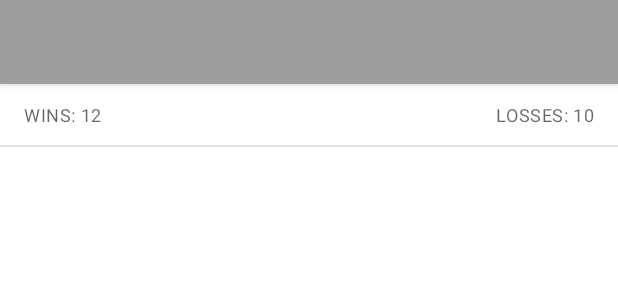
After one commit to vikramkakkar/nba-team-viewer, an Android app: the layout act_team_viewer.xml on its own in the app's theme, with its tools: preview values and no code run, on a phone screen of 412 x 824 dp. The commit adds this screen. Shown: the top 300 px of the screen. Run offline under Robolectric (Android 15) with nearby library versions, the phone set to English and light mode, and no system bars.

Commit message:
Team viewer screen
- add team viewer activity
- style changes

```diff
--- a/app/src/main/AndroidManifest.xml
+++ b/app/src/main/AndroidManifest.xml
@@ -19,5 +19,7 @@
             </intent-filter>
         </activity>
 
+        <activity android:name=".presentation.teamviewer.TeamViewerActivity" />
+
     </application>
 </manifest>
--- a/app/src/main/java/com/appeaser/nbateamviewer/di/ActivityBindingModule.kt
+++ b/app/src/main/java/com/appeaser/nbateamviewer/di/ActivityBindingModule.kt
@@ -1,6 +1,7 @@
 package com.appeaser.nbateamviewer.di
 
 import com.appeaser.nbateamviewer.presentation.teamlist.TeamListActivity
+import com.appeaser.nbateamviewer.presentation.teamviewer.TeamViewerActivity
 import dagger.Module
 import dagger.android.ContributesAndroidInjector
 
@@ -11,4 +12,8 @@ abstract class ActivityBindingModule {
     @ActivityScope
     @ContributesAndroidInjector(modules = [TeamListActivityModule::class])
     abstract fun teamListActivity(): TeamListActivity
+
+    @ActivityScope
+    @ContributesAndroidInjector(modules = [TeamViewerActivityModule::class])
+    abstract fun teamViewerActivity(): TeamViewerActivity
 }
--- a/app/src/main/java/com/appeaser/nbateamviewer/presentation/teamlist/TeamListActivity.kt
+++ b/app/src/main/java/com/appeaser/nbateamviewer/presentation/teamlist/TeamListActivity.kt
@@ -14,6 +14,7 @@ import androidx.recyclerview.widget.RecyclerView
 import com.appeaser.nbateamviewer.R
 import com.appeaser.nbateamviewer.domain.entity.SortBy
 import com.appeaser.nbateamviewer.domain.entity.Team
+import com.appeaser.nbateamviewer.presentation.teamviewer.TeamViewerActivity
 import dagger.android.AndroidInjection
 import kotlinx.android.synthetic.main.act_team_list.*
 import javax.inject.Inject
@@ -24,7 +25,7 @@ class TeamListActivity : AppCompatActivity(), TeamListContract.View {
     lateinit var presenter: TeamListContract.Presenter
 
     private val teamListAdapter = TeamListAdapter { team ->
-        // TODO: launch team viewer act
+        startActivity(TeamViewerActivity.launch(this@TeamListActivity, team.id))
     }
 
     override fun onCreate(savedInstanceState: Bundle?) {
@@ -111,6 +112,8 @@ class TeamListActivity : AppCompatActivity(), TeamListContract.View {
 
     override fun onSaveInstanceState(outState: Bundle?) {
         super.onSaveInstanceState(outState)
+
+        // preserver the sorting preference across orientation changes
         outState?.putSerializable(KEY_SORT_BY, presenter.getCurrentSortByPreference())
     }
 
--- a/app/src/main/java/com/appeaser/nbateamviewer/presentation/teamlist/TeamListPresenter.kt
+++ b/app/src/main/java/com/appeaser/nbateamviewer/presentation/teamlist/TeamListPresenter.kt
@@ -111,6 +111,6 @@ class TeamListPresenter(
     }
 
     companion object {
-        private const val TAG = "TeamListPresenter"
+        private const val TAG = "[TeamListPresenter]"
     }
 }
--- a/app/src/main/java/com/appeaser/nbateamviewer/presentation/teamviewer/TeamViewerPresenter.kt
+++ b/app/src/main/java/com/appeaser/nbateamviewer/presentation/teamviewer/TeamViewerPresenter.kt
@@ -53,6 +53,6 @@ class TeamViewerPresenter(
     }
 
     companion object {
-        private const val TAG = "TeamViewerPresenter"
+        private const val TAG = "[TeamViewerPresenter]"
     }
 }
--- /dev/null
+++ b/app/src/main/res/drawable/list_divider.xml
@@ -0,0 +1,7 @@
+<?xml version="1.0" encoding="utf-8"?>
+<shape xmlns:android="http://schemas.android.com/apk/res/android">
+    <solid android:color="@color/divider_color" />
+    <size
+        android:width="1dp"
+        android:height="1dp" />
+</shape>
--- /dev/null
+++ b/app/src/main/res/layout/act_team_viewer.xml
@@ -0,0 +1,86 @@
+<?xml version="1.0" encoding="utf-8"?>
+<androidx.constraintlayout.widget.ConstraintLayout xmlns:android="http://schemas.android.com/apk/res/android"
+    xmlns:app="http://schemas.android.com/apk/res-auto"
+    xmlns:tools="http://schemas.android.com/tools"
+    android:layout_width="match_parent"
+    android:layout_height="match_parent">
+
+    <com.google.android.material.appbar.AppBarLayout
+        android:id="@+id/app_bar_layout"
+        android:layout_width="0dp"
+        android:layout_height="wrap_content"
+        app:layout_constraintEnd_toEndOf="parent"
+        app:layout_constraintStart_toStartOf="parent"
+        app:layout_constraintTop_toTopOf="parent"
+        app:theme="@style/ThemeOverlay.MaterialComponents.Dark.ActionBar">
+
+        <androidx.appcompat.widget.Toolbar
+            android:id="@+id/toolbar"
+            android:layout_width="match_parent"
+            android:layout_height="?attr/actionBarSize"
+            android:background="?attr/colorPrimary"
+            app:popupTheme="@style/ThemeOverlay.MaterialComponents.Light" />
+
+
+    </com.google.android.material.appbar.AppBarLayout>
+
+    <TextView
+        android:id="@+id/tv_wins"
+        android:layout_width="wrap_content"
+        android:layout_height="wrap_content"
+        android:paddingStart="@dimen/team_viewer_wins_losses_padding_start_end"
+        android:paddingLeft="@dimen/team_viewer_wins_losses_padding_start_end"
+        android:paddingTop="@dimen/team_viewer_wins_losses_padding_top_bottom"
+        android:paddingEnd="@dimen/team_viewer_wins_losses_padding_start_end"
+        android:paddingRight="@dimen/team_viewer_wins_losses_padding_start_end"
+        android:paddingBottom="@dimen/team_viewer_wins_losses_padding_top_bottom"
+        android:textAppearance="?attr/textAppearanceCaption"
+        app:layout_constraintStart_toStartOf="parent"
+        app:layout_constraintTop_toBottomOf="@id/app_bar_layout"
+        tools:text="WINS: 12" />
+
+    <TextView
+        android:id="@+id/tv_losses"
+        android:layout_width="wrap_content"
+        android:layout_height="wrap_content"
+        android:paddingStart="@dimen/team_viewer_wins_losses_padding_start_end"
+        android:paddingLeft="@dimen/team_viewer_wins_losses_padding_start_end"
+        android:paddingTop="@dimen/team_viewer_wins_losses_padding_top_bottom"
+        android:paddingEnd="@dimen/team_viewer_wins_losses_padding_start_end"
+        android:paddingRight="@dimen/team_viewer_wins_losses_padding_start_end"
+        android:paddingBottom="@dimen/team_viewer_wins_losses_padding_top_bottom"
+        android:textAppearance="?attr/textAppearanceCaption"
+        app:layout_constraintEnd_toEndOf="parent"
+        app:layout_constraintTop_toBottomOf="@id/app_bar_layout"
+        tools:text="LOSSES: 10" />
+
+    <View
+        android:id="@+id/view_divider"
+        android:layout_width="0dp"
+        android:layout_height="1dp"
+        android:background="?android:attr/listDivider"
+        app:layout_constraintEnd_toEndOf="parent"
+        app:layout_constraintStart_toStartOf="parent"
+        app:layout_constraintTop_toBottomOf="@id/tv_wins" />
+
+    <ProgressBar
+        android:id="@+id/loading_view"
+        android:layout_width="wrap_content"
+        android:layout_height="wrap_content"
+        android:visibility="gone"
+        app:layout_constraintBottom_toBottomOf="parent"
+        app:layout_constraintEnd_toEndOf="parent"
+        app:layout_constraintStart_toStartOf="parent"
+        app:layout_constraintTop_toTopOf="parent" />
+
+    <androidx.recyclerview.widget.RecyclerView
+        android:id="@+id/rv_player_list"
+        android:layout_width="0dp"
+        android:layout_height="0dp"
+        android:visibility="gone"
+        app:layout_constraintBottom_toBottomOf="parent"
+        app:layout_constraintEnd_toEndOf="parent"
+        app:layout_constraintStart_toStartOf="parent"
+        app:layout_constraintTop_toBottomOf="@id/view_divider" />
+
+</androidx.constraintlayout.widget.ConstraintLayout>
--- a/app/src/main/res/values/colors.xml
+++ b/app/src/main/res/values/colors.xml
@@ -5,5 +5,5 @@
     <color name="colorAccent">#795548</color>
     <color name="textColorPrimary">#212121</color>
     <color name="textColorSecondary">#757575</color>
-    <color name="divider_color">#BDBDBD</color>
+    <color name="divider_color">#E3E3E3</color>
 </resources>
--- a/app/src/main/res/values/dimens.xml
+++ b/app/src/main/res/values/dimens.xml
@@ -6,4 +6,11 @@
     <dimen name="team_list_view_margin_from_siblings">8dp</dimen>
     <dimen name="error_view_margin">16dp</dimen>
     <dimen name="error_text_margin_top">24dp</dimen>
+
+    <!-- TeamViewerActivity -->
+    <dimen name="team_viewer_wins_losses_padding_start_end">16dp</dimen>
+    <dimen name="team_viewer_wins_losses_padding_top_bottom">12dp</dimen>
+    <dimen name="player_margin_from_parent">16dp</dimen>
+    <dimen name="player_number_guideline_begin">64dp</dimen>
+
 </resources>
--- a/app/src/main/res/values/strings.xml
+++ b/app/src/main/res/values/strings.xml
@@ -14,4 +14,9 @@
     <string name="menu_title_sort_by_losses">Sort by losses</string>
     <string name="menu_title_sort_asc">Sort ascending</string>
     <string name="menu_title_sort_desc">Sort descending</string>
+
+    <string name="team_not_found_error_message">Error: Team not found</string>
+    <string name="player_name">%1$s %2$s</string>
+    <string name="player_number">%d</string>
+    <string name="player_position">%4s</string>
 </resources>
--- a/app/src/main/res/values/styles.xml
+++ b/app/src/main/res/values/styles.xml
@@ -5,6 +5,7 @@
         <item name="colorPrimaryDark">@color/colorPrimaryDark</item>
         <item name="colorAccent">@color/colorAccent</item>
         <item name="android:textColorPrimary">@color/textColorPrimary</item>
+        <item name="android:listDivider">@drawable/list_divider</item>
     </style>
 
 </resources>
```
Also changed, not shown: app/src/main/java/com/appeaser/nbateamviewer/di/TeamViewerActivityModule.kt (added, +19 -0 lines), app/src/main/java/com/appeaser/nbateamviewer/di/TeamViewerAppModule.kt (+8 -0 lines), app/src/main/java/com/appeaser/nbateamviewer/presentation/teamviewer/PlayerListAdapter.kt (added, +50 -0 lines), app/src/main/java/com/appeaser/nbateamviewer/presentation/teamviewer/PlayerNumberBg.kt (added, +57 -0 lines), app/src/main/java/com/appeaser/nbateamviewer/presentation/teamviewer/TeamViewerActivity.kt (added, +101 -0 lines), app/src/main/res/layout/view_player.xml (added, +51 -0 lines), 2 other files.
